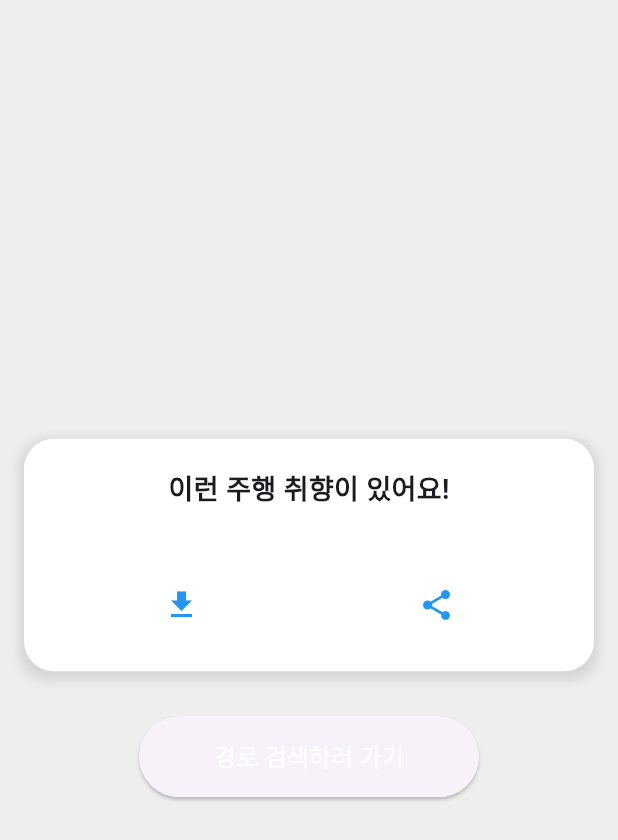
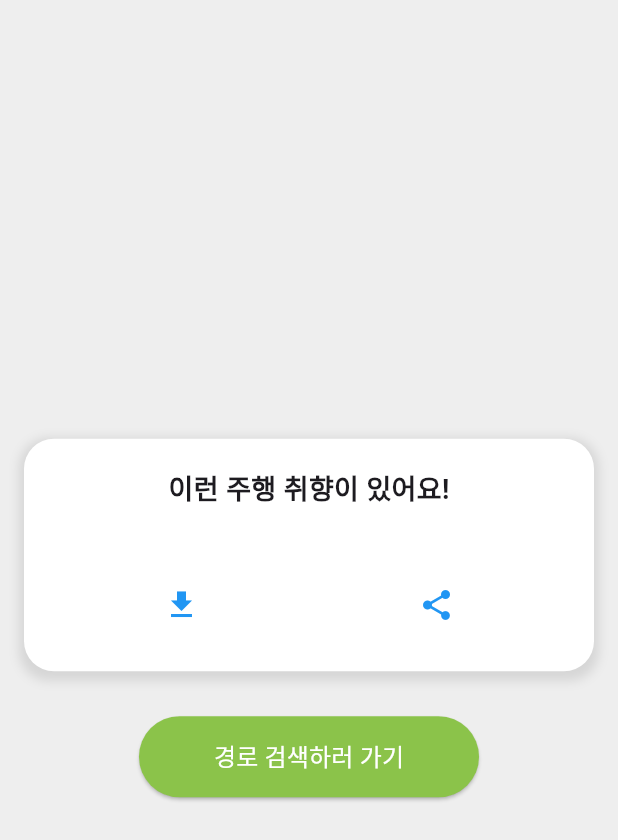
Before and after one commit to jjoing/luckybikey, a Flutter app: the SurveyResultPage screen opened directly, after a tap on the "download" icon, on a phone screen of 412 x 824 dp. Shown: the top 840 px of the screen. Run offline on Flutter 3.47's test engine with Material 3 defaults, Android fonts, the phone set to English and light mode, and no system bars; drawn by our look-alikes of screenshot; our stand-ins replace animated_splash_screen, cloud_functions, convert, firebase_auth, firebase_core, flutter_tts and 4 more; missing offline and left inert: dart:ffi, flutter_naver_map, kakao_flutter_sdk, kakao_flutter_sdk_auth, kakao_flutter_sdk_user; accounts and stored records are empty.

Commit message:
feat: preference result image saving

```diff
--- a/lib/screens/profileScreen/preferenceSurvey.dart
+++ b/lib/screens/profileScreen/preferenceSurvey.dart
@@ -2,11 +2,14 @@ import 'package:flutter/material.dart';
 import 'package:provider/provider.dart';
 import 'package:screenshot/screenshot.dart';
 import 'package:path_provider/path_provider.dart';
+import 'package:image_gallery_saver/image_gallery_saver.dart';
 
 import 'dart:io';
 import 'dart:typed_data';
+import 'dart:ui';
 
 import 'preference_provider.dart';
+import 'package:luckybiky/screens/searchScreen/search.dart';
 
 class preferenceSurvey extends StatefulWidget {
   @override
@@ -40,6 +43,8 @@ class _preferenceSurveyState extends State<preferenceSurvey> {
       "options": ["신호가 싫어 다른 경로를 찾는다", "신호가 있어도 괜찮아 그대로 간다"]
     },
   ];
+
+  final ScreenshotController screenshotController = ScreenshotController();
 
   int currentQuestionIndex = 0;
 
@@ -194,7 +199,23 @@ class SurveyResultPage extends StatelessWidget {
                       children: [
                         IconButton(
                           icon: Icon(Icons.download, color: Colors.blue),
-                          onPressed: () => _saveImage(context),
+                          onPressed: () async {
+                            await screenshotController
+                                .capture(
+                                  delay: Duration(milliseconds: 10),
+                                  pixelRatio: MediaQuery.of(context).devicePixelRatio)
+                                .then((Uint8List? image) async {
+                                  if (image != null) {
+                                    final directory =
+                                      await getApplicationDocumentsDirectory();
+                                    final imagePath =
+                                      await File('${directory.path}/image.png').create();
+                                    await imagePath.writeAsBytes(image);
+                                    await ImageGallerySaver.saveFile(imagePath.path, name: 'screenshot' );
+                                }
+                              }
+                            );
+                          },
                           tooltip: '다운로드',
                         ),
                         IconButton(
@@ -210,10 +231,16 @@ class SurveyResultPage extends StatelessWidget {
               const SizedBox(height: 30),
               ElevatedButton(
                 style: ElevatedButton.styleFrom(
+                  backgroundColor: Colors.lightGreen,
                   padding: EdgeInsets.symmetric(vertical: 15, horizontal: 50),
                 ),
                 onPressed: () {
-                  Navigator.pop(context);
+                  Navigator.push(
+                    context,
+                    MaterialPageRoute(
+                      builder: (context) => Search(),
+                    ),
+                  );
                 },
                 child: const Text(
                   '경로 검색하러 가기',
```
